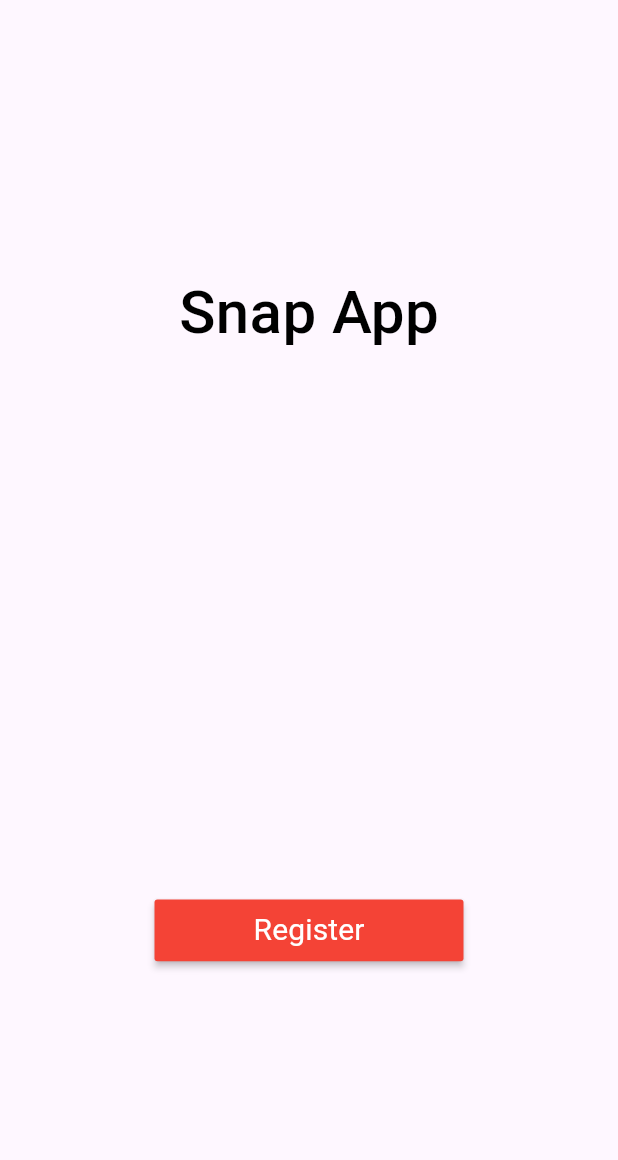
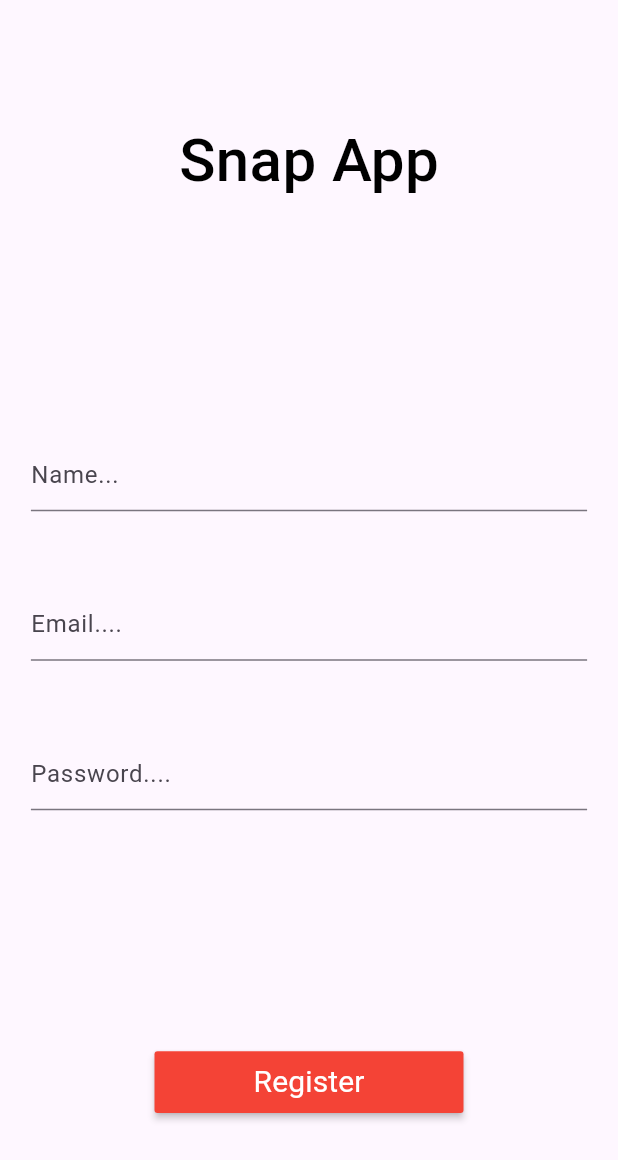
Before and after one commit to IlmanNashran/MySnap-App, a Flutter app: the RegisterPage screen opened by its route, on a phone screen of 412 x 824 dp. Shown: the top 1160 px of the screen. Run offline on Flutter 3.47's test engine with Material 2 defaults, Android fonts, the phone set to English and light mode, and no system bars.

Commit message:
create register UI

```diff
--- a/lib/pages/register_page.dart
+++ b/lib/pages/register_page.dart
@@ -9,6 +9,10 @@ class RegisterPage extends StatefulWidget {
 
 class _RegisterPageState extends State<RegisterPage> {
   double? _deviceHeight, _deviceWidth;
+
+  //From state
+  final GlobalKey<FormState> _registerFormKey = GlobalKey<FormState>();
+  String? _name, _email, _password;
 
   @override
   Widget build(BuildContext context) {
@@ -24,6 +28,7 @@ class _RegisterPageState extends State<RegisterPage> {
             crossAxisAlignment: CrossAxisAlignment.center,
             children: [
               _titleWidget(),
+              _registrationForm(),
               _registerButton(),
             ],
           ),
@@ -55,4 +60,67 @@ class _RegisterPageState extends State<RegisterPage> {
       ),
     );
   }
+
+  Widget _registrationForm() {
+    return Container(
+      height: _deviceHeight! * 0.30,
+      child: Form(
+        key: _registerFormKey,
+        child: Column(
+          mainAxisAlignment: MainAxisAlignment.spaceBetween,
+          mainAxisSize: MainAxisSize.max,
+          crossAxisAlignment: CrossAxisAlignment.center,
+          children: [
+            _nameTextField(),
+            _emailTextField(),
+            _passwordTextField(),
+          ],
+        ),
+      ),
+    );
+  }
+
+  Widget _nameTextField() {
+    return TextFormField(
+      decoration: const InputDecoration(hintText: "Name..."),
+      validator: (_value) =>
+          _value!.length > 0 ? null : "Please enter your name",
+      onSaved: (_value) {
+        setState(() {
+          _name = _value;
+        });
+      },
+    );
+  }
+
+  Widget _emailTextField() {
+    return TextFormField(
+      decoration: const InputDecoration(hintText: "Email...."),
+      onSaved: (_value) {
+        setState(() {
+          _email = _value;
+        });
+      },
+      validator: (_value) {
+        bool _result = _value!.contains(
+          RegExp(r'^[\w-\.]+@([\w-]+\.)+[\w-]{2,4}$'),
+        );
+        return _result ? null : "Please enter a valid email";
+      },
+    );
+  }
+
+  Widget _passwordTextField() {
+    return TextFormField(
+      obscureText: true, //unseen the password
+      decoration: const InputDecoration(hintText: "Password...."),
+      onSaved: (_value) {
+        setState(() {
+          _email = _value;
+        });
+      },
+      validator: (_value) =>
+          _value!.length > 6 ? null : "Please enter a valid password",
+    );
+  }
 }
```
